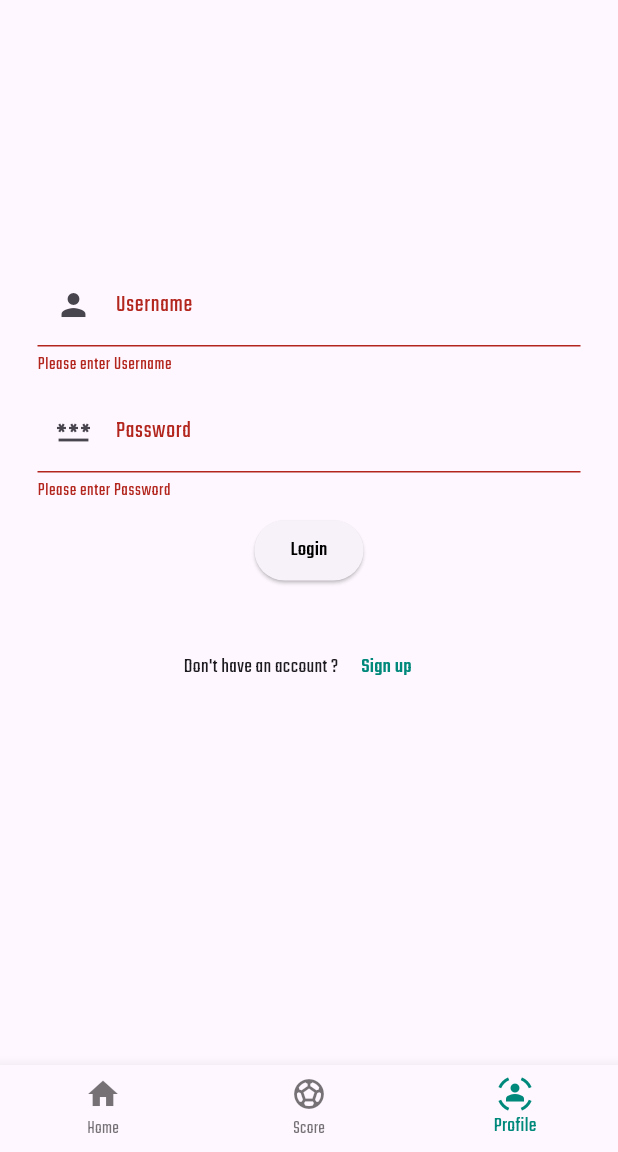
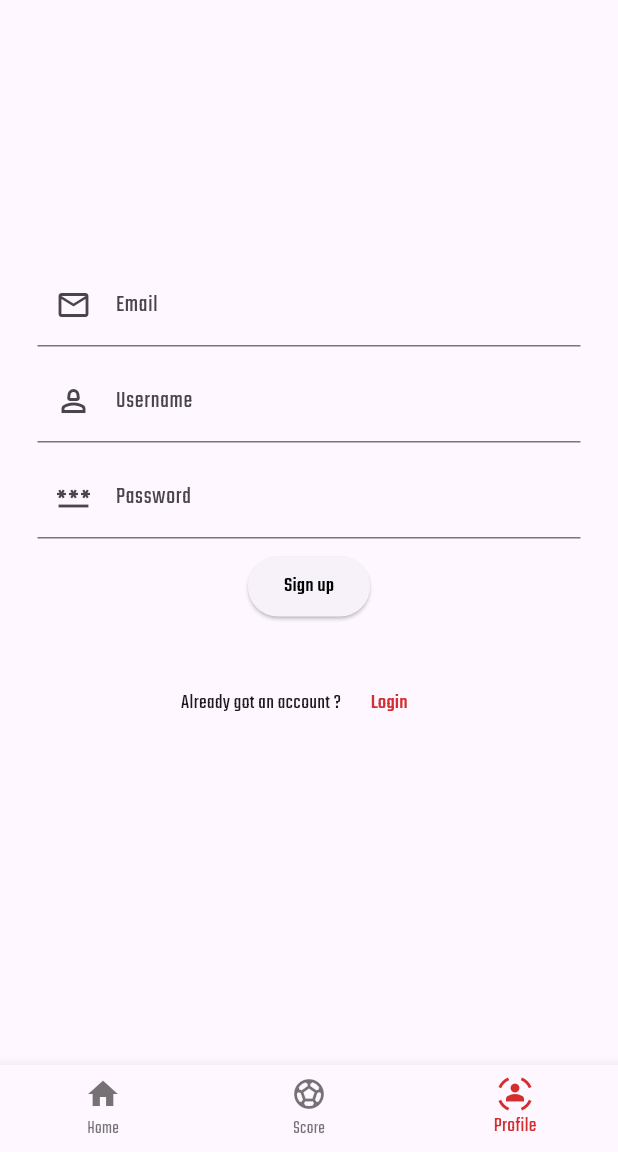
Before and after one commit to stg2209/Sports_tracker, a Flutter app: the screen it shows after launch, item 3 of the bottom bar chosen, after a tap on "Login", after a tap on "Sign up", on a phone screen of 412 x 824 dp, the part 84-1236 px from its top. Run offline on Flutter 3.47's test engine with Material 3 defaults, Android fonts, the phone set to English and light mode, and no system bars; our stand-ins replace firebase_auth, firebase_core; accounts and stored records are empty; generated files the repository leaves out were written again.

Commit message:
signup_tab

```diff
--- a/lib/home_main.dart
+++ b/lib/home_main.dart
@@ -18,7 +18,8 @@ class _HomeState extends State<Home> {
   void _onTap(int index) {
     setState(() {
       selected_index = index;
-    });
+    }
+    );
   }
   @override
   Widget build(BuildContext context) {
@@ -50,7 +51,8 @@ class _HomeState extends State<Home> {
       body:
       Container(
         padding: EdgeInsets.all(25),
-        child: _getBodyWidget(selected_index),),
+        child: _getBodyWidget(selected_index),
+      ),
 
 
       bottomNavigationBar: BottomNavigationBar(
@@ -59,28 +61,25 @@ class _HomeState extends State<Home> {
 
             icon: Icon(Icons.home),
             label: 'Home',
-            backgroundColor: Colors.red[700],
           ),
           BottomNavigationBarItem(
             icon: Icon(Icons.sports_soccer),
             label: 'Score',
-            backgroundColor: Colors.green,
           ),
           BottomNavigationBarItem(
             icon: Icon(Icons.sensor_occupied),
             label: 'Profile',
-            backgroundColor: Colors.green,
           ),
 
 
 
         ],
         currentIndex: selected_index,
-        selectedItemColor: Colors.teal[600],
+        selectedItemColor: Colors.red[700],
 
         onTap: _onTap,
       ),
-      floatingActionButton: selected_index == 0 ? Float() : null,
+      //floatingActionButton: selected_index == 0 ? Float() : null,
 
 
     );
@@ -105,22 +104,22 @@ class _HomeState extends State<Home> {
 
 
 
-class Float extends StatelessWidget {
-  const Float({super.key});
-
-  @override
-  Widget build(BuildContext context) {
-    return FloatingActionButton(
-      onPressed: () {},
-      child:Text("Add team",
-        textAlign: TextAlign.center,
-        style: TextStyle(
-          color: Colors.black,
-          fontSize: 15,
-          fontFamily: 'Teko',
-        ),),
-      backgroundColor: Colors.teal[400],
-
-    );
-  }
-}
+// class Float extends StatelessWidget {
+//   const Float({super.key});
+//
+//   @override
+//   Widget build(BuildContext context) {
+//     return FloatingActionButton(
+//       onPressed: () {},
+//       child:Text("Add team",
+//         textAlign: TextAlign.center,
+//         style: TextStyle(
+//           color: Colors.black,
+//           fontSize: 15,
+//           fontFamily: 'Teko',
+//         ),),
+//       backgroundColor: Colors.teal[400],
+//
+//     );
+//   }
+// }
--- a/lib/home_tab.dart
+++ b/lib/home_tab.dart
@@ -21,7 +21,7 @@ class Home_tab extends StatelessWidget {
             child:Column(
               mainAxisSize: MainAxisSize.min, // Ensure that the column only occupies the space required by its children
               children: [
-                Icon(Icons.person,color: Colors.teal,), // Icon widget
+                Icon(Icons.person,color: Colors.red[700]), // Icon widget
                 SizedBox(height: 8), // Spacer between icon and text
                 Text('Player',
                     style:TextStyle(
@@ -39,7 +39,7 @@ class Home_tab extends StatelessWidget {
             child:Column(
               mainAxisSize: MainAxisSize.min, // Ensure that the column only occupies the space required by its children
               children: [
-                Icon(Icons.people,color: Colors.teal,), // Icon widget
+                Icon(Icons.people,color:Colors.red[700]), // Icon widget
                 SizedBox(height: 8), // Spacer between icon and text
                 Text('Squad',
                     style:TextStyle(
@@ -56,7 +56,7 @@ class Home_tab extends StatelessWidget {
             child:Column(
               mainAxisSize: MainAxisSize.min, // Ensure that the column only occupies the space required by its children
               children: [
-                Icon(Icons.table_rows_outlined,color: Colors.teal,), // Icon widget
+                Icon(Icons.table_rows_outlined,color:Colors.red[700]), // Icon widget
                 SizedBox(height: 8), // Spacer between icon and text
                 Text('Points table',
                     style:TextStyle(
--- a/lib/form.dart
+++ b/lib/login_form.dart
@@ -1,21 +1,40 @@
 import 'package:flutter/material.dart';
 import 'package:firebase_auth/firebase_auth.dart';
+import 'package:sports_tracker/profile_tab.dart';
+//import { getAuth, createUserWithEmailAndPassword } from 'firebase/auth';
+
+// const auth = getAuth();
+// createUserWithEmailAndPassword(auth, email, password)
+//     .then((userCredential) => {
+// // Signed up
+// const user = userCredential.user;
+// // ...
+// })
+//     .catch((error) => {
+// const errorCode = error.code;
+// const errorMessage = error.message;
+// // ..
+// });
 
 
 class Login_form extends StatefulWidget {
-  const Login_form({super.key});
+  final void Function(int) onTabChange;
+
+  const Login_form({Key? key, required this.onTabChange}) : super(key: key);
+  //const Login_form({super.key});
 
   @override
   State<Login_form> createState() => _Login_formState();
 }
 
 class _Login_formState extends State<Login_form> {
-  final _formKey = GlobalKey<FormState>();
+  final login_key = GlobalKey<FormState>();
+  Profile_tab pt= Profile_tab();
   @override
   Widget build(BuildContext context) {
     return Center(
       child:Form(
-      key: _formKey,
+      key: login_key,
       child: Column(
         children: [
           SizedBox(height:150),
@@ -23,7 +42,7 @@ class _Login_formState extends State<Login_form> {
 
             decoration: InputDecoration(
               labelText: 'Username',
-              prefixIcon: Icon(Icons.person),
+              prefixIcon: Icon(Icons.person_2_outlined),
 
             ),
             validator: (value) {
@@ -55,7 +74,7 @@ class _Login_formState extends State<Login_form> {
 
           ElevatedButton(
             onPressed: (){
-              if (_formKey.currentState!.validate()) {
+              if (login_key.currentState!.validate()) {
                 // If the form is valid, display a snackbar. In the real world,
                 // you'd often call a server or save the information in a database.
                 ScaffoldMessenger.of(context).showSnackBar(
@@ -75,11 +94,14 @@ class _Login_formState extends State<Login_form> {
             mainAxisAlignment: MainAxisAlignment.center,
             children: [
               Text("Don't have an account ?"),
-              TextButton(onPressed: () {},
+              TextButton(
+                onPressed: (){
+                  widget.onTabChange(1);
+              },
                 child: Text(
                   "Sign up",
                   style: TextStyle(
-                      color: Colors.teal[600]
+                      color: Colors.red[700]
                   ),
                 ),
               ),
--- a/lib/main.dart
+++ b/lib/main.dart
@@ -1,7 +1,7 @@
 import 'package:firebase_core/firebase_core.dart';
 import 'package:flutter/material.dart';
 import 'package:sports_tracker/firebase_options.dart';
-import 'package:sports_tracker/form.dart';
+import 'package:sports_tracker/login_form.dart';
 import 'package:sports_tracker/home_main.dart';
 import 'package:sports_tracker/home_tab.dart';
 import 'package:sports_tracker/profile_tab.dart';
--- a/lib/profile_tab.dart
+++ b/lib/profile_tab.dart
@@ -1,13 +1,43 @@
 import 'package:flutter/material.dart';
-import 'package:sports_tracker/form.dart';
+import 'package:sports_tracker/login_form.dart';
+import 'package:sports_tracker/sign_up.dart';
 
-class Profile_tab extends StatelessWidget {
-  const Profile_tab({super.key});
+class Profile_tab extends StatefulWidget {
+  const Profile_tab({Key? key}) : super(key: key);
+
+  @override
+  State<Profile_tab> createState() => _Profile_tabState();
+
+
+}
+
+
+class _Profile_tabState extends State<Profile_tab> {
+   int selected_index=0;
+    void change (int index) {
+      setState(() {
+        selected_index = index;
+        }
+    );
+  }
+
 
   @override
   Widget build(BuildContext context) {
-    return  Scaffold(
-        body:Login_form(),
+    return Container(
+
+      child: _getBodyWidget(selected_index),
     );
+
+  }
+  Widget _getBodyWidget(int index) {
+    switch (index) {
+      case 0:
+        return Login_form(onTabChange: change);
+      case 1:
+        return Sign_up(onTabChange: change);
+      default:
+        return SizedBox.shrink();
+    }
   }
 }
--- /dev/null
+++ b/lib/sign_up.dart
@@ -0,0 +1,115 @@
+import 'package:flutter/material.dart';
+
+class Sign_up extends StatefulWidget {
+  //const Sign_up({super.key});
+  final void Function(int) onTabChange;
+
+  const Sign_up({Key? key, required this.onTabChange}) : super(key: key);
+
+  @override
+  State<Sign_up> createState() => _Sign_upState();
+}
+
+class _Sign_upState extends State<Sign_up> {
+  final signin_key = GlobalKey<FormState>();
+  @override
+  Widget build(BuildContext context) {
+    return Center(
+      key: signin_key,
+      child:Form(
+        child: Column(
+          children: [
+            SizedBox(height:150),
+            TextFormField(
+
+              decoration: InputDecoration(
+                labelText: 'Email',
+                prefixIcon: Icon(Icons.email_outlined),
+
+              ),
+              validator: (value) {
+                if (value == null || value.isEmpty) {
+                  return 'Please enter email';
+                }
+                return null;
+              },
+
+            ),
+            SizedBox(height: 8,),
+            TextFormField(
+
+              decoration: InputDecoration(
+                labelText: 'Username',
+                prefixIcon: Icon(Icons.person_2_outlined),
+
+              ),
+              validator: (value) {
+                if (value == null || value.isEmpty) {
+                  return 'Please enter username';
+                }
+                return null;
+              },
+
+            ),
+            SizedBox(height: 8,),
+            TextFormField(
+              obscureText: true,
+
+              decoration: InputDecoration(
+                labelText: 'Password',
+                prefixIcon: Icon(Icons.password),
+
+              ),
+              validator: (value) {
+                if (value == null || value.isEmpty) {
+                  return 'Please enter Password';
+                }
+                return null;
+              },
+
+            ),
+            SizedBox(height: 8,),
+            ElevatedButton(
+              onPressed: (){
+                if (signin_key.currentState!.validate()) {
+                  // If the form is valid, display a snackbar. In the real world,
+                  // you'd often call a server or save the information in a database.
+                  ScaffoldMessenger.of(context).showSnackBar(
+                    const SnackBar(content: Text('Processing Data')),
+                  );
+                }
+              },
+              child: Text("Sign up",
+                style: TextStyle(
+                  color: Colors.black,
+                ),
+              ),
+            ),
+
+            SizedBox(height: 30,),
+
+            Row(
+              mainAxisAlignment: MainAxisAlignment.center,
+              children: [
+                Text("Already got an account ?"),
+                TextButton(
+                  onPressed: (){
+                    widget.onTabChange(0);
+                  },
+                  child: Text(
+                    "Login",
+                    style: TextStyle(
+                        color: Colors.red[700]
+                    ),
+                  ),
+                ),
+              ],
+            )
+
+
+          ],
+        ),
+      ),
+    );
+  }
+}
```
